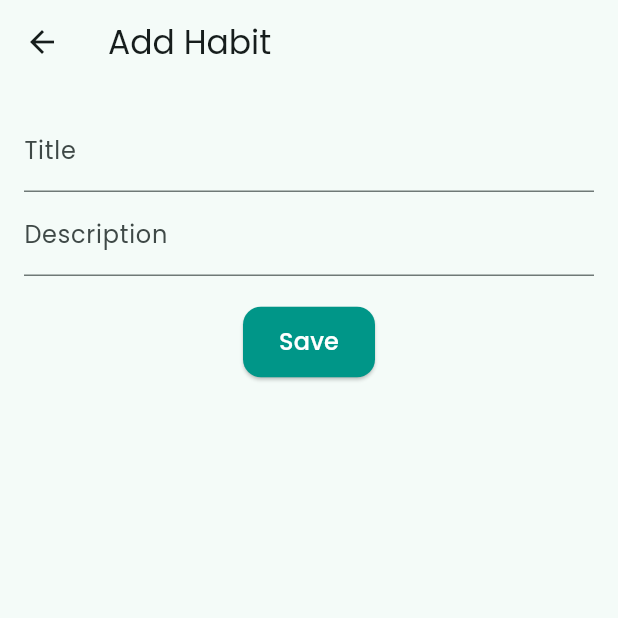
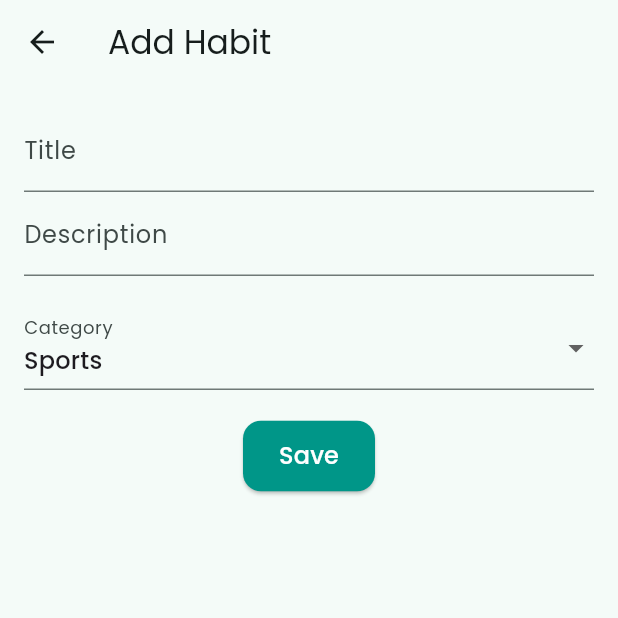
Before and after one commit to rafeh-20/trackify, a Flutter app: the screen it shows after launch, after a tap on "add", on a phone screen of 412 x 824 dp, the top half of it. Run offline on Flutter 3.47's test engine with Material 3 defaults, Android fonts, the phone set to English and light mode, and no system bars; our stand-ins replace google_fonts, lottie.

Commit message:
Categories added

```diff
--- a/lib/models/habit.dart
+++ b/lib/models/habit.dart
@@ -3,12 +3,14 @@ class Habit {
   final String id;
   final String title;
   final String description;
+  final String category;
   bool isCompleted;
 
   Habit({
     required this.id,
     required this.title,
     required this.description,
+    required this.category,
     this.isCompleted = false,
   });
 }
--- a/lib/pages/add_habit_page.dart
+++ b/lib/pages/add_habit_page.dart
@@ -14,6 +14,7 @@ class AddHabitPage extends StatefulWidget {
 class _AddHabitPageState extends State<AddHabitPage> {
   final TextEditingController _titleController = TextEditingController();
   final TextEditingController _descController = TextEditingController();
+  String _selectedCategory = 'Sports';
 
   @override
   void dispose() {
@@ -31,6 +32,7 @@ class _AddHabitPageState extends State<AddHabitPage> {
       id: DateTime.now().toString(),
       title: _titleController.text,
       description: _descController.text,
+      category: _selectedCategory,
     );
     Navigator.pop(context, newHabit);
   }
@@ -52,6 +54,20 @@ class _AddHabitPageState extends State<AddHabitPage> {
               decoration: const InputDecoration(labelText: 'Description'),
             ),
             const SizedBox(height: 20),
+            DropdownButtonFormField<String>(
+              value: _selectedCategory,
+              items: const [
+                DropdownMenuItem(value: 'Sports', child: Text('Sports')),
+                DropdownMenuItem(value: 'Work', child: Text('Work')),
+              ],
+              onChanged: (value) {
+                setState(() {
+                  _selectedCategory = value!;
+                });
+              },
+              decoration: const InputDecoration(labelText: 'Category'),
+            ),
+            const SizedBox(height: 20),
             CustomButton(text: "Save", onPressed: _submit),
           ],
         ),
--- a/lib/pages/home_page.dart
+++ b/lib/pages/home_page.dart
@@ -13,6 +13,7 @@ class HomePage extends StatefulWidget {
 
 class _HomePageState extends State<HomePage> {
   List<Habit> habits = [];
+  String _selectedFilter = 'All';
 
   void _addHabit(Habit habit) {
     setState(() {
@@ -34,24 +35,67 @@ class _HomePageState extends State<HomePage> {
 
   @override
   Widget build(BuildContext context) {
+    List<Habit> filteredHabits = _selectedFilter == 'All'
+        ? habits
+        : habits.where((habit) => habit.category == _selectedFilter).toList();
     return Scaffold(
-      appBar: AppBar(title: const Text('Trackify')),
-      body: habits.isEmpty
+      appBar: AppBar(
+        title: const Text('Trackify'),
+        centerTitle: true,
+      ),
+      body: Column(
+        children: [
+          Padding(
+            padding: const EdgeInsets.all(8.0),
+            child: Row(
+              mainAxisAlignment: MainAxisAlignment.center,
+              children: [
+                IconButton(
+                  icon: const Icon(Icons.sports, color: Colors.blue),
+                  onPressed: () {
+                    setState(() {
+                      _selectedFilter = 'Sports';
+                    });
+                  },
+                ),
+                IconButton(
+                  icon: const Icon(Icons.work, color: Colors.orange),
+                  onPressed: () {
+                    setState(() {
+                      _selectedFilter = 'Work';
+                    });
+                  },
+                ),
+                IconButton(
+                  icon: const Icon(Icons.list, color: Colors.grey),
+                  onPressed: () {
+                    setState(() {
+                      _selectedFilter = 'All';
+                    });
+                  },
+                ),
+              ],
+            ),
+          ),
+          Expanded(
+            child: filteredHabits.isEmpty
                 ? Center(
                     child: Column(
                       mainAxisAlignment: MainAxisAlignment.center,
                       children: [
-                  Lottie.asset('assets/animations/empty.json', width: 200),
+                        Lottie.asset('assets/animations/empty.json',
+                            width: 200),
                         const SizedBox(height: 16),
-                  const Text('No habits yet!', style: TextStyle(fontSize: 18)),
+                        const Text('No habits yet!',
+                            style: TextStyle(fontSize: 18)),
                       ],
                     ),
                   )
                 : ListView.builder(
-              itemCount: habits.length,
+                    itemCount: filteredHabits.length,
                     itemBuilder: (context, index) {
                       return Dismissible(
-                  key: Key(habits[index].title + index.toString()),
+                        key: Key(filteredHabits[index].id),
                         background: Container(
                           color: Colors.red,
                           alignment: Alignment.centerRight,
@@ -70,30 +114,31 @@ class _HomePageState extends State<HomePage> {
                         },
                         child: ListTile(
                           title: Text(
-                      habits[index].title,
+                            filteredHabits[index].title,
                             style: TextStyle(
-                        decoration: habits[index].isCompleted
+                              decoration: filteredHabits[index].isCompleted
                                   ? TextDecoration.lineThrough
                                   : null,
                             ),
                           ),
-                    subtitle: Text(habits[index].description),
+                          subtitle: Text(filteredHabits[index].description),
                           trailing: Row(
                             mainAxisSize: MainAxisSize.min,
                             children: [
                               GestureDetector(
                                 onTap: () => _toggleHabitCompletion(index),
                                 child: Icon(
-                            habits[index].isCompleted
+                                  filteredHabits[index].isCompleted
                                       ? Icons.check_circle
                                       : Icons.circle_outlined,
-                            color: habits[index].isCompleted
+                                  color: filteredHabits[index].isCompleted
                                       ? Colors.green
                                       : Colors.grey,
                                 ),
                               ),
                               IconButton(
-                          icon: const Icon(Icons.delete, color: Colors.red),
+                                icon:
+                                    const Icon(Icons.delete, color: Colors.red),
                                 onPressed: () => _deleteHabit(index),
                               ),
                             ],
@@ -101,6 +146,9 @@ class _HomePageState extends State<HomePage> {
                         ),
                       );
                     },
+                  ),
+          ),
+        ],
       ),
       floatingActionButton: CustomButton(
         text: "add",
```
Lines whose indentation alone changed are shown as unchanged.
